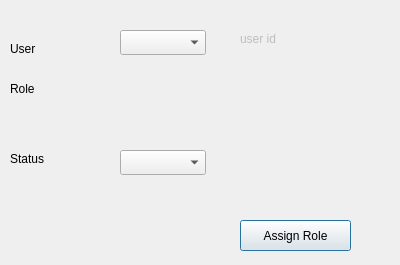
First picture: the form in presentation/authorization_ui/assignUserToRole.ui, repository shymaa123456/HyperPOS2020, before the edit.
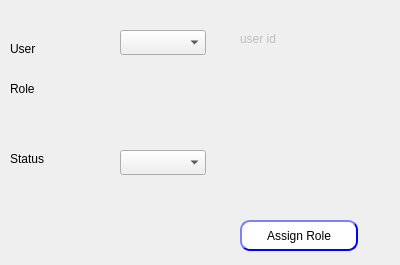
Second picture: the form after the edit.

```diff
--- a/presentation/authorization_ui/assignUserToRole.ui
+++ b/presentation/authorization_ui/assignUserToRole.ui
@@ -83,10 +83,34 @@
     <rect>
      <x>240</x>
      <y>220</y>
-     <width>111</width>
+     <width>118</width>
      <height>31</height>
     </rect>
    </property>
+   <property name="styleSheet">
+    <string notr="true">QPushButton{
+                                        background-color: white;
+                                        border-style: outset;
+                                        border-width: 2px;
+                                        border-radius: 10px;
+                                        border-color: blue;
+                                        min-width: 6em;
+                                        }
+                                        QPushButton:hover {
+                                        background: qradialgradient(
+                                        cx: 0.3, cy: -0.4, fx: 0.3, fy: -0.4,
+                                        radius: 1.35, stop: 0 #fff, stop: 1 #bbb
+                                        );
+                                        }
+                                        QPushButton:pressed {
+                                        border-style: inset;
+                                        background: qradialgradient(
+                                        cx: 0.4, cy: -0.1, fx: 0.4, fy: -0.1,
+                                        radius: 1.35, stop: 0 #fff, stop: 1 #ddd
+                                        );
+                                        }
+                                    </string>
+   </property>
    <property name="text">
     <string>Assign Role</string>
    </property>
```
Left out of the diff: 3 changed lines with no effect on the pictures.
